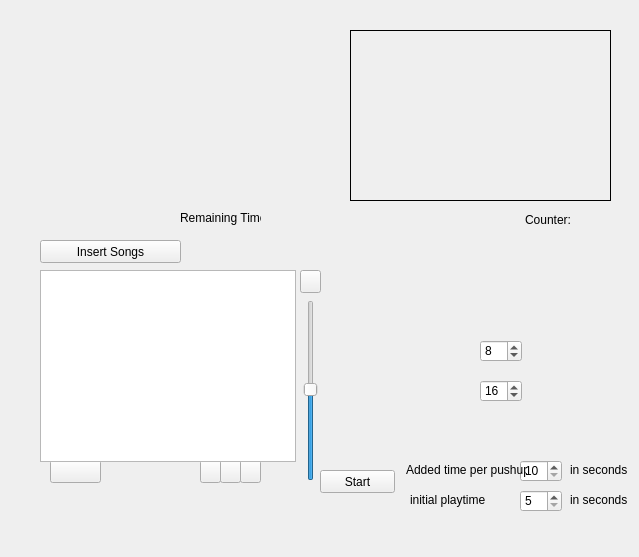
First picture: the form in HoerDichFit/videoplayer.ui, repository SvenBl/avp-webcam, before the edit.
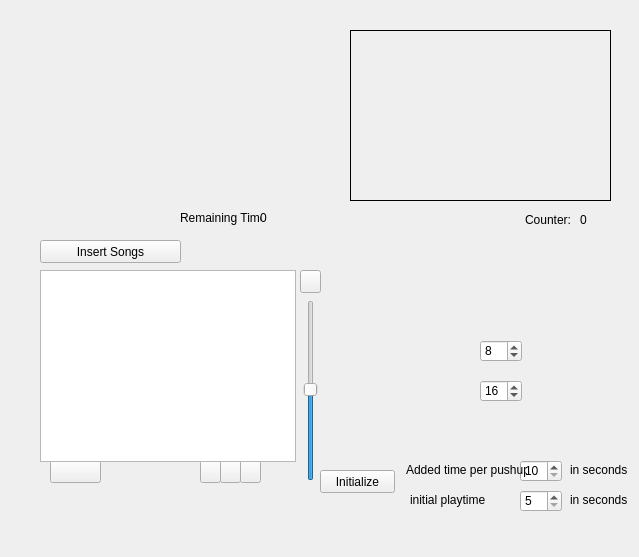
Second picture: the form after the edit. Custom widgets are drawn as their Qt base class.

The edit to the form file:
```diff
--- a/HoerDichFit/videoplayer.ui
+++ b/HoerDichFit/videoplayer.ui
@@ -98,7 +98,7 @@
      </rect>
     </property>
     <property name="text">
-     <string/>
+     <string>0</string>
     </property>
    </widget>
    <widget class="QPushButton" name="muteButton">
@@ -301,7 +301,7 @@
      </rect>
     </property>
     <property name="text">
-     <string>Start</string>
+     <string>Initialize</string>
     </property>
    </widget>
    <widget class="QLabel" name="remainingTimeLabel">
@@ -314,7 +314,7 @@
      </rect>
     </property>
     <property name="text">
-     <string/>
+     <string>0</string>
     </property>
    </widget>
    <widget class="QSpinBox" name="upperLineSpinbox">
```
Left out of the diff: 2 changed lines with no effect on the pictures.
